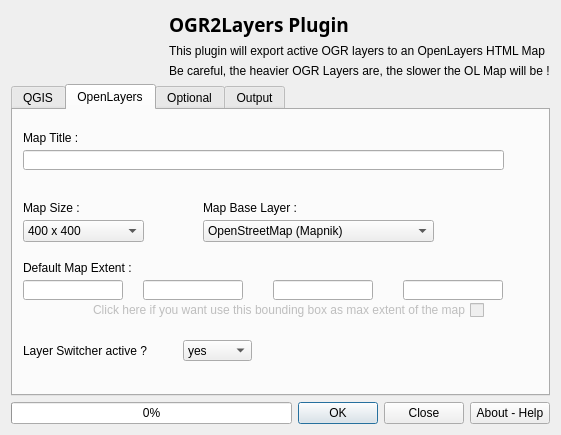
The window that ui_OGR2Layers.ui (lucadelu/OGR2Layers) describes before a commit, drawn with Qt 5.
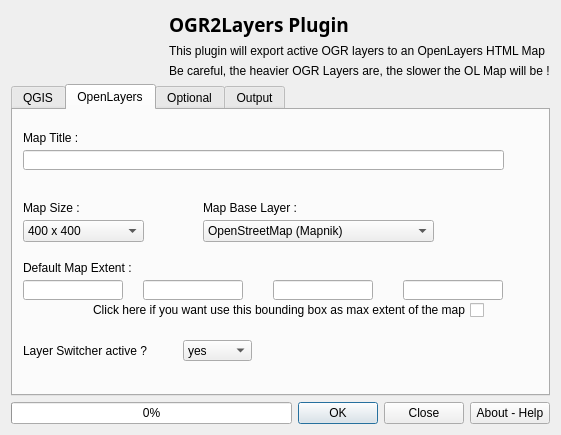
The same window after the commit. The open tabs and pages were chosen to show the change. Icons and pictures are not drawn.

Commit message: Add support for maxExtent

Diff of the .ui file:
```diff
--- a/ui_OGR2Layers.ui
+++ b/ui_OGR2Layers.ui
@@ -352,7 +352,7 @@
       </widget>
       <widget class="QCheckBox" name="maxExtent">
        <property name="enabled">
-        <bool>false</bool>
+        <bool>true</bool>
        </property>
        <property name="geometry">
         <rect>
```
The commit also changes 2 other files.
